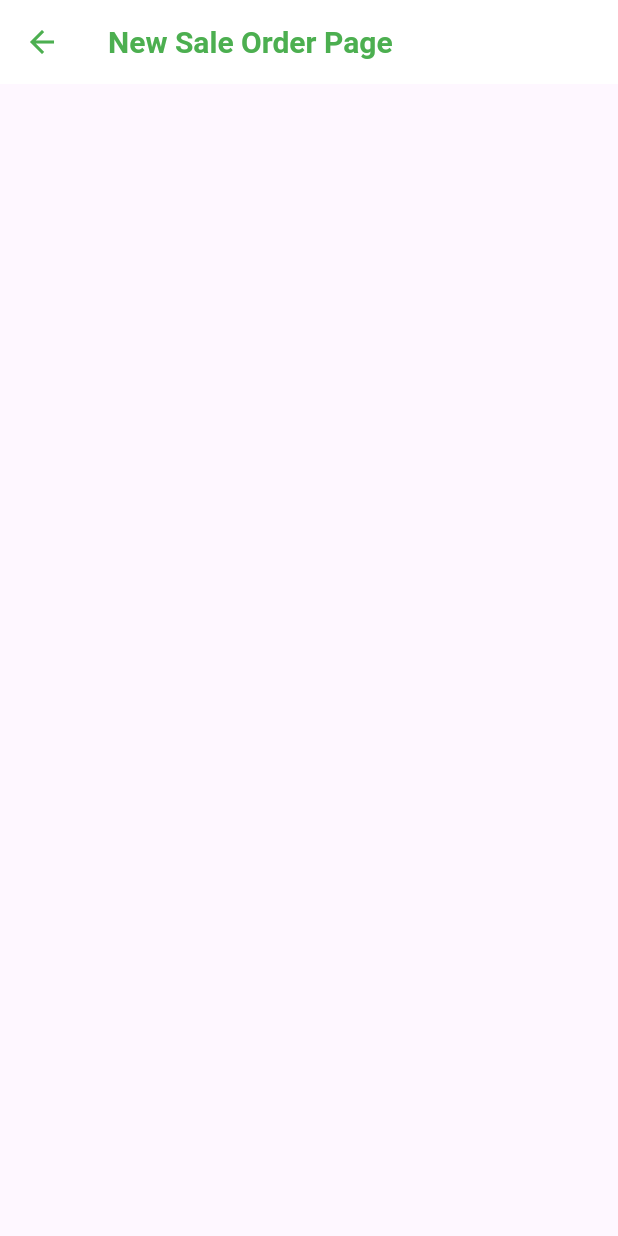
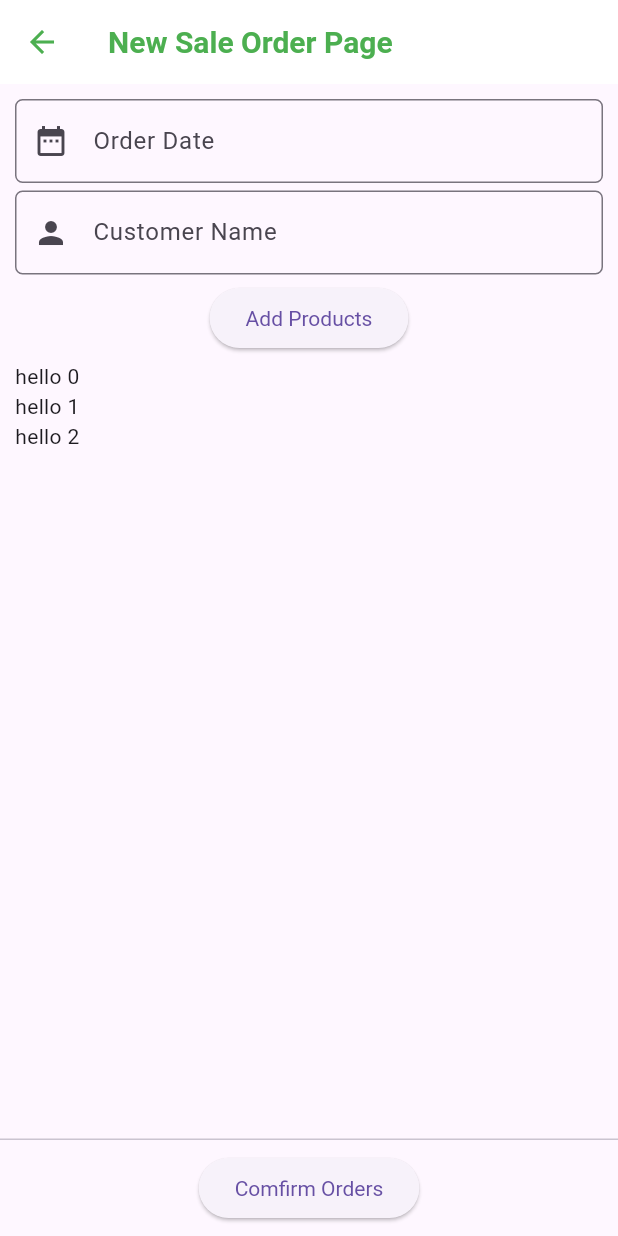
Before and after one commit to thanwannahtun/hello, a Flutter app: the SaleOrderPage screen opened by its route, after a tap on "New Sale Order", on a phone screen of 412 x 824 dp. Run offline on Flutter 3.47's test engine with Material 3 defaults, Android fonts, the phone set to English and light mode, and no system bars; our stand-ins replace barcode_widget, bloc, calendar_date_picker2, csv, dio, equatable and 3 more; missing offline and left inert: dart:js_interop, flutter_barcode_scanner, flutter_email_sender; accounts and stored records are empty.

Commit message:
sale order add product section

```diff
--- a/lib/config/route/route_generator.dart
+++ b/lib/config/route/route_generator.dart
@@ -9,6 +9,7 @@ import 'package:hello/presentation/product/bloc/product_bloc.dart';
 import 'package:hello/presentation/inventory/screens/inventory_page.dart';
 import 'package:hello/presentation/sale_order/screen/sale_order_create_page.dart';
 import 'package:hello/presentation/sale_order/screen/sale_order_page.dart';
+import 'package:hello/presentation/sale_order/screen/so_add_products_page.dart';
 import 'package:hello/screens/no_route_page.dart';
 import 'package:hello/presentation/product/screen/product_add_page.dart';
 import 'package:hello/presentation/product/screen/product_list.dart';
@@ -144,6 +145,10 @@ class RouteGenerator {
         return chooseRoute(
             builder: (context) => const SaleOrderCreatePage(),
             settings: settings);
+      case RouteLists.saleOrderAddProductsPage:
+        return chooseRoute(
+            builder: (context) => const SaleOrderAddProductsPage(),
+            settings: settings);
 
       case RouteLists.saleOrderDetailPage:
         return chooseRoute(
--- a/lib/config/route/route_lists.dart
+++ b/lib/config/route/route_lists.dart
@@ -14,4 +14,5 @@ class RouteLists {
   static const String saleOrderListPage = 'sale_order_list_page';
   static const String saleOrderCreatePage = 'sale_order_create_page';
   static const String saleOrderDetailPage = 'sale_order_detail_page';
+  static const String saleOrderAddProductsPage = 'sale_order_add_products_page';
 }
--- a/lib/presentation/sale_order/screen/sale_order_create_page.dart
+++ b/lib/presentation/sale_order/screen/sale_order_create_page.dart
@@ -1,8 +1,47 @@
+import 'package:calendar_date_picker2/calendar_date_picker2.dart';
+import 'package:flutter/cupertino.dart';
 import 'package:flutter/material.dart';
+import 'package:flutter/widgets.dart';
+import 'package:flutter_bloc/flutter_bloc.dart';
+import 'package:hello/config/route/route_lists.dart';
+import 'package:hello/models/product.dart';
+import 'package:hello/presentation/product/bloc/product_bloc.dart';
+import 'package:hello/presentation/sale_order/bloc/sale_order_bloc.dart';
+import 'package:hello/presentation/sale_order/model/sale_order.dart';
 import 'package:hello/utils/constant_strings.dart';
+import 'package:hello/widgets/custom_text_field.dart';
 
-class SaleOrderCreatePage extends StatelessWidget {
+class SaleOrderCreatePage extends StatefulWidget {
   const SaleOrderCreatePage({super.key});
+
+  @override
+  State<SaleOrderCreatePage> createState() => _SaleOrderCreatePageState();
+}
+
+class _SaleOrderCreatePageState extends State<SaleOrderCreatePage> {
+  final List<DateTime?> _dates = [];
+
+  DateTime? startDate = DateTime.now();
+
+  final GlobalKey<FormState> _fromKey = GlobalKey<FormState>();
+
+  // late SaleOrderBloc _saleOrderBloc;
+  // customer Bloc for selecting customer
+  // product Bloc for selecting products
+  late ProductBloc _productBloc;
+  List<Product> products = [];
+
+  late TextEditingController _customerController;
+  late TextEditingController _dateController;
+  final DateTime _orderDate = DateTime.now();
+  @override
+  void initState() {
+    _customerController = TextEditingController(text: '');
+    _dateController = TextEditingController(text: '');
+    // _saleOrderBloc = context.read<SaleOrderBloc>();
+    _productBloc = context.read<ProductBloc>()..add(ProductFetchEvent());
+    super.initState();
+  }
 
   @override
   Widget build(BuildContext context) {
@@ -10,13 +49,79 @@ class SaleOrderCreatePage extends StatelessWidget {
       appBar: AppBar(
         title: const Text('New Sale Order Page'),
       ),
-      body: const Padding(
-        padding: EdgeInsets.all(ConstantString.paddingM),
-        child: Column(
-          mainAxisAlignment: MainAxisAlignment.center,
-          children: [],
+      body: Padding(
+        padding: const EdgeInsets.all(ConstantString.paddingM),
+        child: Form(
+          key: _fromKey,
+          child: Column(
+            children: [
+              StatefulBuilder(
+                builder: (context, setState) {
+                  return CustomTextField(
+                    controller: _dateController,
+                    hintText: 'Order Date',
+                    prefixIcon: const Icon(Icons.date_range),
+                    onChanged: (value) {},
+                    // onTap: () async {
+                    //   List<DateTime?>? results =
+                    //       await showCalendarDatePicker2Dialog(
+                    //     context: context,
+                    //     config: CalendarDatePicker2WithActionButtonsConfig(),
+                    //     dialogSize: const Size(325, 400),
+                    //     value: _dates,
+                    //     borderRadius: BorderRadius.circular(15),
+                    //   );
+                    //   debugPrint("date time xxxxxxxxxxxxxxxxxxxxx : $results");
+                    // },
+                  );
+                },
+              ),
+              const SizedBox(
+                height: 5,
+              ),
+              CustomTextField(
+                controller: _customerController,
+                hintText: 'Customer Name',
+                prefixIcon: const Icon(Icons.person),
+              ), //customer Name
+              // Date Picker
+              const SizedBox(
+                height: 5,
+              ),
+
+              ElevatedButton(
+                  onPressed: () {
+                    Navigator.pushNamed(
+                        context, RouteLists.saleOrderAddProductsPage);
+                  },
+                  child: const Text('Add Products')), // Product List Add
+              const SizedBox(
+                height: 5,
+              ),
+              Expanded(
+                  child: ListView.builder(
+                itemCount: 3,
+                itemBuilder: (context, index) {
+                  return Text('hello $index');
+                },
+              ))
+            ],
+          ),
         ),
       ),
+      persistentFooterButtons: [
+        Center(
+          child: ElevatedButton(
+              onPressed: () {
+                if (_fromKey.currentState!.validate()) {
+                  _fromKey.currentState!.save();
+                  SaleOrder saleOrder = const SaleOrder();
+                }
+                Navigator.pushNamed(context, RouteLists.saleOrderListPage);
+              },
+              child: const Text('Comfirm Orders')),
+        )
+      ],
     );
   }
 }
--- a/lib/presentation/sale_order/screen/sale_order_page.dart
+++ b/lib/presentation/sale_order/screen/sale_order_page.dart
@@ -1,7 +1,9 @@
 import 'package:flutter/foundation.dart';
 import 'package:flutter/material.dart';
+import 'package:flutter/widgets.dart';
 import 'package:flutter_bloc/flutter_bloc.dart';
 import 'package:hello/config/route/route_lists.dart';
+import 'package:hello/presentation/bloc/bloc_status.dart';
 import 'package:hello/presentation/sale_order/bloc/sale_order_bloc.dart';
 import 'package:hello/presentation/sale_order/model/sale_order.dart';
 import 'package:hello/presentation/sale_order/model/sale_order_line.dart';
@@ -38,14 +40,15 @@ class _SaleOrderPageState extends State<SaleOrderPage> {
         padding: const EdgeInsets.all(ConstantString.paddingM),
         child: Column(
           children: [
-            CustomSearchTextField(
-              onPressed: () {},
-              icon: const Icon(Icons.filter_alt),
-            ),
             const SizedBox(height: ConstantString.paddingM),
             const Divider(height: ConstantString.paddingM),
             BlocConsumer<SaleOrderBloc, SaleOrderState>(
               builder: (context, state) {
+                if (state.status == BlocStatus.fetching) {
+                  return const Center(
+                    child: CircularProgressIndicator(),
+                  );
+                }
                 if (state.saleOrders.isEmpty) {
                   return CustomWidgets.showNoDataWiget(
                     context: context,
@@ -61,7 +64,9 @@ class _SaleOrderPageState extends State<SaleOrderPage> {
                   },
                 );
               },
-              listener: (context, state) {},
+              listener: (context, state) {
+                if (state.status == BlocStatus.fetching) {}
+              },
             )
           ],
         ),
--- /dev/null
+++ b/lib/widgets/custom_text_field.dart
@@ -0,0 +1,54 @@
+import 'package:flutter/material.dart';
+
+class CustomTextField extends StatefulWidget {
+  CustomTextField(
+      {super.key,
+      required this.controller,
+      this.hintText,
+      this.onChanged,
+      this.onTap,
+      this.validator,
+      this.initialValue,
+      this.onSaved,
+      this.prefix,
+      this.prefixIcon,
+      this.suffix,
+      this.suffixIcon});
+  TextEditingController controller;
+  String? hintText;
+  void Function(String)? onChanged;
+  void Function()? onTap;
+  String? Function(String?)? validator;
+  String? initialValue;
+  void Function(String?)? onSaved;
+  Widget? prefix;
+  Widget? prefixIcon;
+  Widget? suffix;
+  Widget? suffixIcon;
+
+  @override
+  State<CustomTextField> createState() => _CustomTextFieldState();
+}
+
+class _CustomTextFieldState extends State<CustomTextField> {
+  @override
+  Widget build(BuildContext context) {
+    return TextFormField(
+      controller: widget.controller,
+      decoration: InputDecoration(
+        prefix: widget.prefix,
+        prefixIcon: widget.prefixIcon,
+        border: const OutlineInputBorder(
+            borderRadius: BorderRadius.all(Radius.circular(5))),
+        hintText: widget.hintText,
+        suffixIcon: widget.suffixIcon,
+        suffix: widget.suffix,
+      ),
+      onChanged: widget.onChanged,
+      initialValue: widget.initialValue,
+      onTap: widget.onTap,
+      validator: widget.validator,
+      onSaved: widget.onSaved,
+    );
+  }
+}
--- a/pubspec.yaml
+++ b/pubspec.yaml
@@ -46,6 +46,8 @@ dependencies:
   csv: ^6.0.0
   encrypt: ^5.0.3
   dio: ^5.4.3+1
+  # date time
+  calendar_date_picker2: ^1.0.2
 
 
 dev_dependencies:
```
Also changed, not shown: lib/presentation/sale_order/screen/so_add_products_page.dart (added, +101 -0 lines), pubspec.lock.
